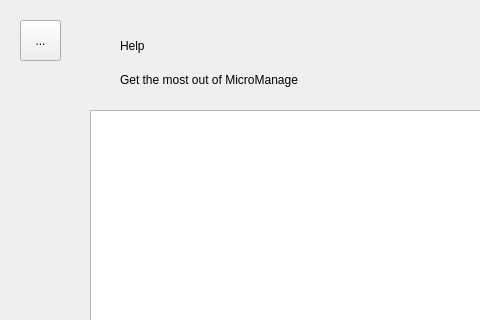
greg-maceachern12/MicroManage, file King_Project/helpform.ui: the form before one commit; both pictures show x 0 to 480 and y 0 to 320 of the 717 by 527 pixel window.
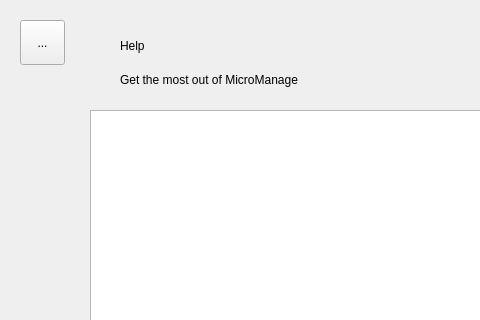
The form after the commit.

Commit message: Created separate directories for the css style sheets and the images. Added the icons for MainPage, the side menu, and edit mode button. Fixed menu buttons on all pages so that it is always in the same position with the same size. Set the fixed width for the side menu. Linked the edit mode button of the Profile class to the makeEditable() method.

Diff of the .ui file:
```diff
--- a/King_Project/helpform.ui
+++ b/King_Project/helpform.ui
@@ -31,8 +31,8 @@
     <rect>
      <x>20</x>
      <y>20</y>
-     <width>41</width>
-     <height>41</height>
+     <width>45</width>
+     <height>45</height>
     </rect>
    </property>
    <property name="text">
```
The commit also changes 41 other files.
